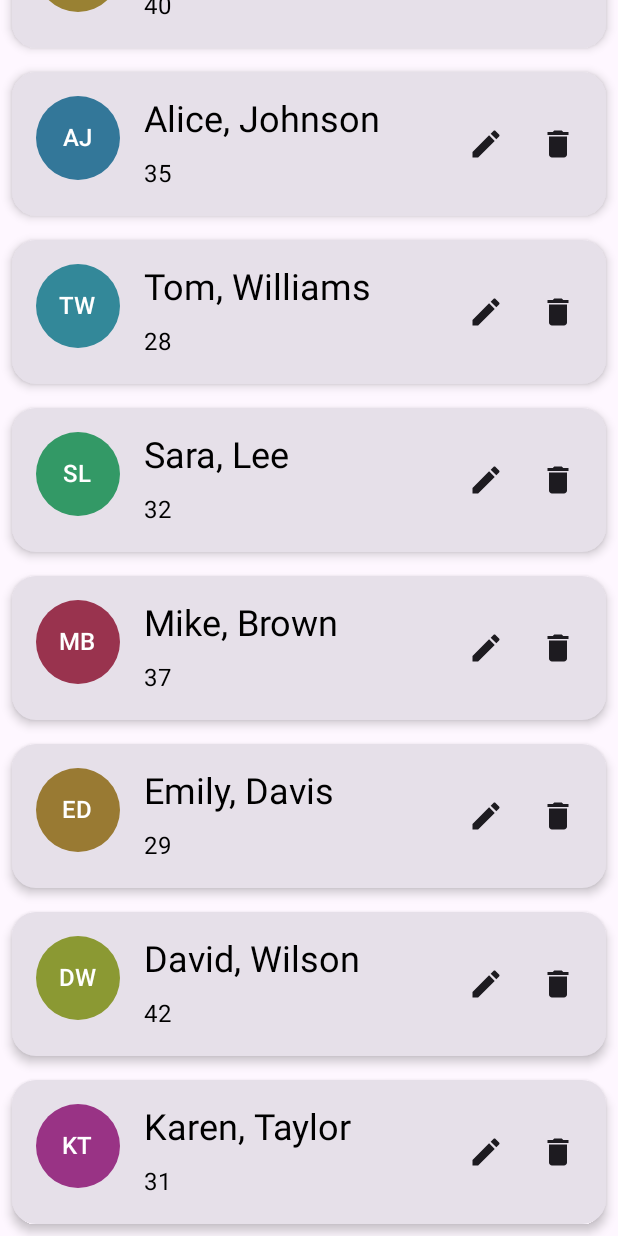
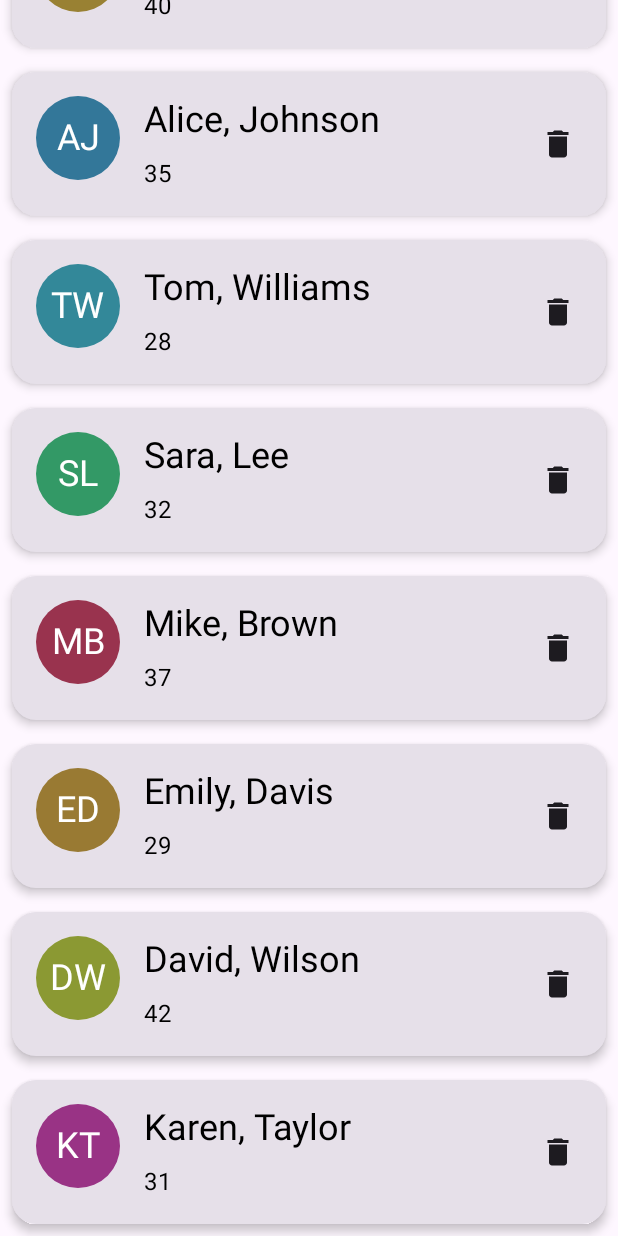
Before and after one commit to marcossalto/people-app, an Android app built with Jetpack Compose: the @Preview function HomeContentPreview, scrolled down 296 dp, on a phone screen of 412 x 824 dp. Run offline under Robolectric (Android 15) with nearby library versions, the phone set to English and light mode, and no system bars; our stand-ins replace Room's generated code, constraintlayout-compose.

Commit message:
Remove edit button and move edit behavior to Card.onClick event

```diff
--- a/app/src/main/java/com/marcossalto/peopleapp/presentation/home/components/Avatar.kt
+++ b/app/src/main/java/com/marcossalto/peopleapp/presentation/home/components/Avatar.kt
@@ -14,6 +14,7 @@ import androidx.compose.ui.Modifier
 import androidx.compose.ui.graphics.Color
 import androidx.compose.ui.graphics.SolidColor
 import androidx.compose.ui.text.TextStyle
+import androidx.compose.ui.tooling.preview.Preview
 import androidx.compose.ui.unit.Dp
 import androidx.compose.ui.unit.dp
 import com.marcossalto.peopleapp.core.toHslColor
@@ -24,7 +25,7 @@ fun Avatar(
     user: User,
     modifier: Modifier = Modifier,
     size: Dp = 56.dp,
-    textStyle: TextStyle = MaterialTheme.typography.titleMedium,
+    textStyle: TextStyle = MaterialTheme.typography.headlineSmall,
 ) {
     Box(
         modifier = modifier
@@ -55,3 +56,11 @@ fun Avatar(
         )
     }
 }
+
+@Composable
+@Preview
+fun AvatarPreview() {
+    Avatar(
+        user = User(id = 1, name = "John", lastName = "Doe", age = 30)
+    )
+}
--- a/app/src/main/java/com/marcossalto/peopleapp/presentation/home/components/UserItem.kt
+++ b/app/src/main/java/com/marcossalto/peopleapp/presentation/home/components/UserItem.kt
@@ -9,7 +9,6 @@ import androidx.compose.foundation.shape.RoundedCornerShape
 import androidx.compose.foundation.text.BasicText
 import androidx.compose.material.icons.Icons
 import androidx.compose.material.icons.filled.Delete
-import androidx.compose.material.icons.filled.Edit
 import androidx.compose.material3.Card
 import androidx.compose.material3.CardDefaults
 import androidx.compose.material3.Icon
@@ -43,7 +42,8 @@ fun UserItem(
         elevation = CardDefaults.cardElevation(4.dp),
         shape = RoundedCornerShape(
             corner = CornerSize(16.dp)
-        )
+        ),
+        onClick = onEditUser
     ) {
         ConstraintLayout(
             modifier = Modifier
@@ -54,7 +54,7 @@ fun UserItem(
                 .drawBehind { drawRect(color = Color.Transparent) }
 
         ) {
-            val (avatar, name, age, edit, delete) = createRefs()
+            val (avatar, name, age, delete) = createRefs()
             Avatar(
                 user = user,
                 modifier = Modifier
@@ -70,7 +70,7 @@ fun UserItem(
                     .constrainAs(name) {
                         start.linkTo(avatar.end)
                         top.linkTo(avatar.top)
-                        end.linkTo(edit.start)
+                        end.linkTo(delete.start)
                         width = Dimension.fillToConstraints
                     }
                     .padding(8.dp),
@@ -91,19 +91,6 @@ fun UserItem(
                 text = user.age.toString(),
                 style = MaterialTheme.typography.bodyLarge.copy(color = Color.Black)
             )
-            IconButton(
-                modifier = Modifier.constrainAs(edit) {
-                    top.linkTo(parent.top)
-                    bottom.linkTo(parent.bottom)
-                    end.linkTo(delete.start)
-                },
-                onClick = onEditUser
-            ) {
-                Icon(
-                    imageVector = Icons.Filled.Edit,
-                    contentDescription = null
-                )
-            }
             IconButton(
                 modifier = Modifier.constrainAs(delete) {
                     top.linkTo(parent.top)
```
